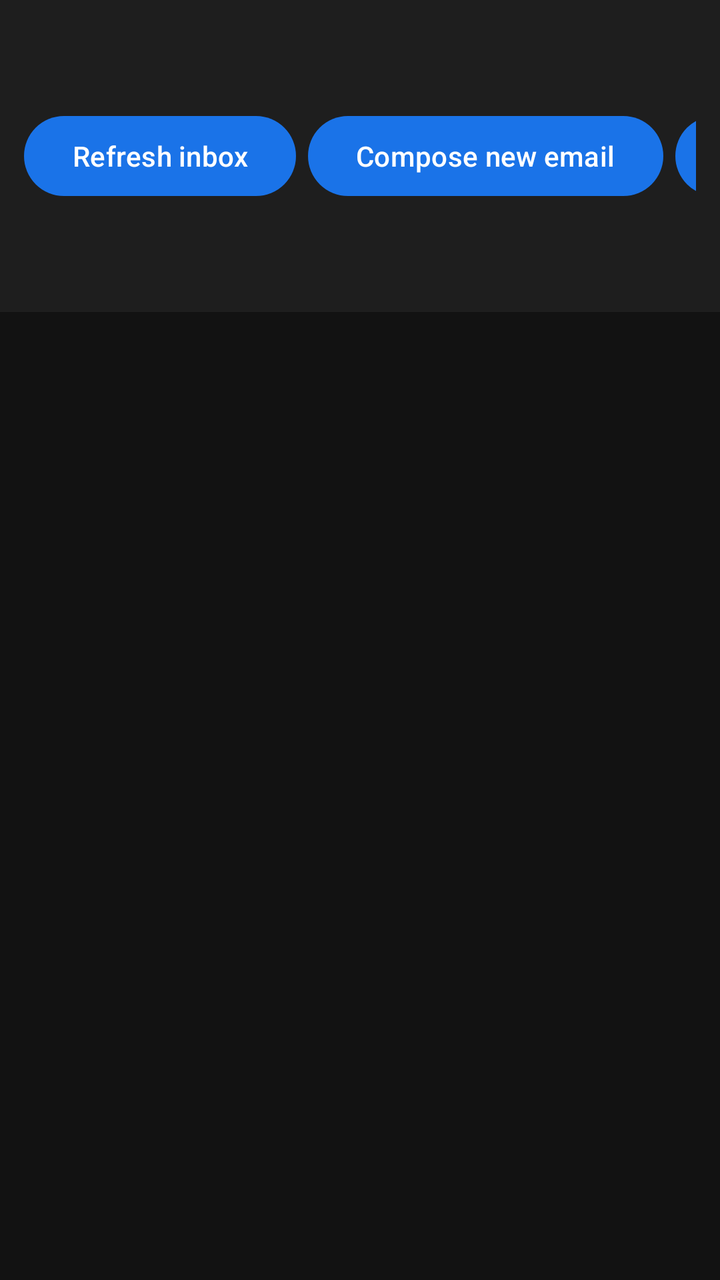
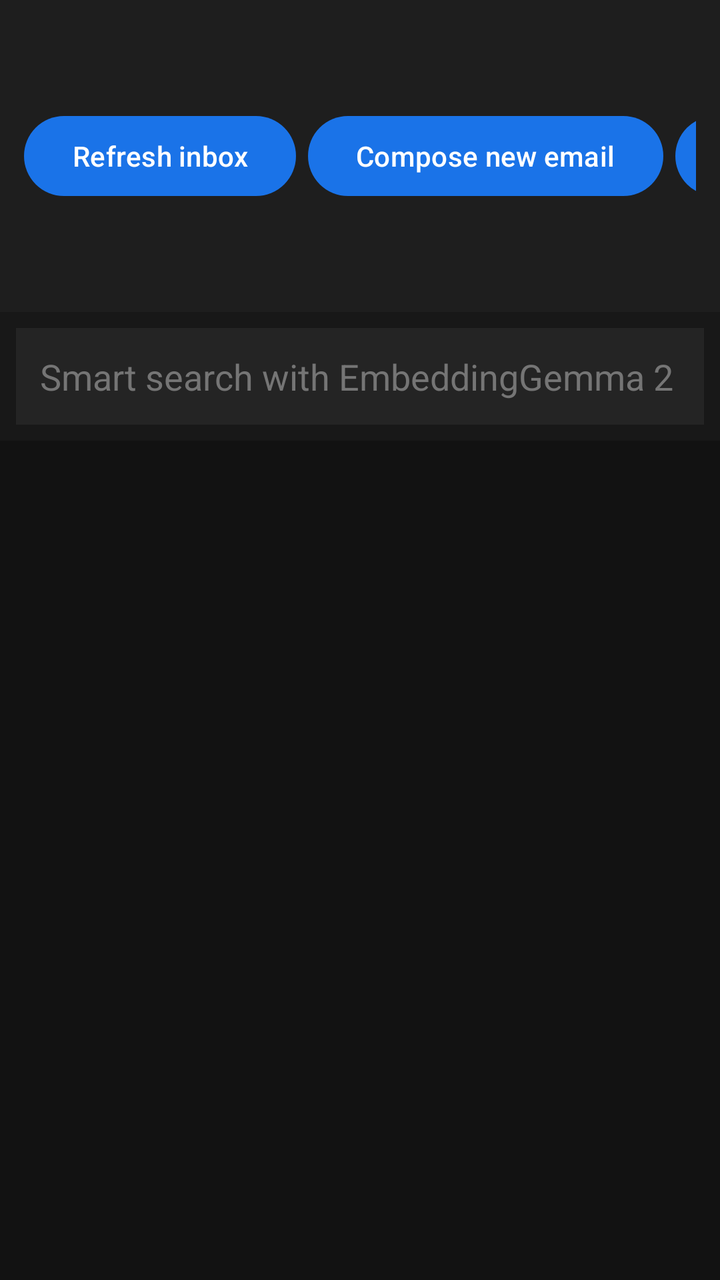

The first picture is an Android layout as it rendered before a commit; the second is the same layout after the commit. The layout source and the unified diff follow.
<!-- AndroidManifest.xml: application theme Theme.SerenaMail -->
<!-- res/layout/activity_mail_list.xml -->
<?xml version="1.0" encoding="utf-8"?>
<LinearLayout xmlns:android="http://schemas.android.com/apk/res/android"
    android:layout_width="match_parent"
    android:layout_height="match_parent"
    android:orientation="vertical"
    android:background="#121212">

    
    <LinearLayout
        android:layout_width="match_parent"
        android:layout_height="wrap_content"
        android:orientation="horizontal"
        android:background="#1E1E1E"
        android:padding="12dp"
        android:gravity="center_vertical">

        <TextView
            android:id="@+id/tvTitle"
            android:layout_width="0dp"
            android:layout_height="wrap_content"
            android:layout_weight="1"
            android:text="@string/mail_list_title"
            android:textColor="#FFFFFF"
            android:textSize="22sp"
            android:textStyle="bold"
            android:accessibilityHeading="true" />

        <Button
            android:id="@+id/btnRefresh"
            android:layout_width="wrap_content"
            android:layout_height="wrap_content"
            android:minHeight="48dp"
            android:text="@string/mail_btn_refresh"
            android:contentDescription="@string/mail_btn_refresh"
            android:layout_marginEnd="6dp" />

        <Button
            android:id="@+id/btnCompose"
            android:layout_width="wrap_content"
            android:layout_height="wrap_content"
            android:minHeight="48dp"
            android:text="@string/mail_btn_compose"
            android:contentDescription="@string/mail_btn_compose"
            android:layout_marginEnd="6dp" />

        <Button
            android:id="@+id/btnSettings"
            android:layout_width="wrap_content"
            android:layout_height="wrap_content"
            android:minHeight="48dp"
            android:text="@string/mail_btn_settings"
            android:contentDescription="@string/mail_btn_settings" />
    </LinearLayout>

    
    <TextView
        android:id="@+id/tvStatus"
        android:layout_width="match_parent"
        android:layout_height="wrap_content"
        android:padding="12dp"
        android:background="#2A2A2A"
        android:textColor="#80D8FF"
        android:textSize="16sp"
        android:visibility="gone"
        android:accessibilityLiveRegion="polite" />

    
    <androidx.recyclerview.widget.RecyclerView
        android:id="@+id/recyclerViewMails"
        android:layout_width="match_parent"
        android:layout_height="0dp"
        android:layout_weight="1"
        android:clipToPadding="false"
        android:padding="6dp" />

</LinearLayout>
<!-- resources referenced by this layout -->
<resources>
  <string name="mail_btn_compose">Compose new email</string>
  <string name="mail_btn_refresh">Refresh inbox</string>
  <string name="mail_btn_settings">Account settings</string>
  <string name="mail_list_title">Inbox</string>
  <style name="Theme.SerenaMail" parent="Theme.Material3.DayNight.NoActionBar">
          <item name="colorPrimary">#1A73E8</item>
          <item name="colorPrimaryVariant">#174EA6</item>
          <item name="colorOnPrimary">#FFFFFF</item>
          <item name="android:statusBarColor">#1A73E8</item>
          <item name="android:navigationBarColor">#000000</item>
      </style>
</resources>

<!-- the commit's change to res/layout/activity_mail_list.xml (unified diff, before → after) -->
@@ -53,6 +53,41 @@
     </LinearLayout>
 
     
+    <LinearLayout
+        android:id="@+id/layoutSearch"
+        android:layout_width="match_parent"
+        android:layout_height="wrap_content"
+        android:orientation="horizontal"
+        android:background="#181818"
+        android:padding="8dp"
+        android:gravity="center_vertical">
+
+        <EditText
+            android:id="@+id/etSearchQuery"
+            android:layout_width="0dp"
+            android:layout_height="wrap_content"
+            android:layout_weight="1"
+            android:minHeight="48dp"
+            android:hint="@string/mail_search_hint"
+            android:textColor="#FFFFFF"
+            android:textColorHint="#757575"
+            android:background="#242424"
+            android:padding="12dp"
+            android:inputType="text"
+            android:imeOptions="actionSearch" />
+
+        <Button
+            android:id="@+id/btnClearSearch"
+            android:layout_width="wrap_content"
+            android:layout_height="wrap_content"
+            android:minHeight="48dp"
+            android:text="@string/mail_btn_clear_search"
+            android:contentDescription="@string/mail_btn_clear_search"
+            android:layout_marginStart="6dp"
+            android:visibility="gone" />
+    </LinearLayout>
+
+    
     <TextView
         android:id="@+id/tvStatus"
         android:layout_width="match_parent"
<!-- resource entries referenced after the edit -->
@@ -1,9 +1,11 @@
 <!-- resources referenced by this layout -->
 <resources>
+  <string name="mail_btn_clear_search">Clear</string>
   <string name="mail_btn_compose">Compose new email</string>
   <string name="mail_btn_refresh">Refresh inbox</string>
   <string name="mail_btn_settings">Account settings</string>
   <string name="mail_list_title">Inbox</string>
+  <string name="mail_search_hint">Smart search with EmbeddingGemma 2 (e.g. payment, Serena)</string>
   <style name="Theme.SerenaMail" parent="Theme.Material3.DayNight.NoActionBar">
           <item name="colorPrimary">#1A73E8</item>
           <item name="colorPrimaryVariant">#174EA6</item>
